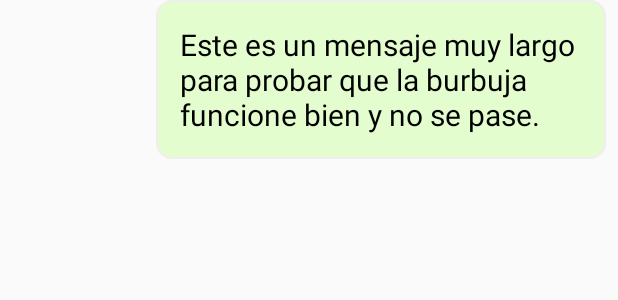
After one commit to haaza23/HeizMessenger, an Android app: the layout chat_to_row.xml on its own in the app's theme, with its tools: preview values and no code run, on a phone screen of 412 x 824 dp. The commit adds this screen. Shown: the top 300 px of the screen. Run offline under Robolectric (Android 15) with nearby library versions, the phone set to English and light mode, and no system bars.

Commit message:
Agregado el diseño de la actividad de chat

```diff
--- a/app/build.gradle
+++ b/app/build.gradle
@@ -3,6 +3,10 @@ apply plugin: 'com.android.application'
 apply plugin: 'kotlin-android'
 
 apply plugin: 'kotlin-android-extensions'
+
+androidExtensions{
+    experimental = true
+}
 
 android {
     compileSdkVersion 29
--- /dev/null
+++ b/app/src/main/res/drawable/rounded_edittext_green.xml
@@ -0,0 +1,8 @@
+<?xml version="1.0" encoding="utf-8"?>
+<shape xmlns:android="http://schemas.android.com/apk/res/android">
+
+    <stroke android:width="1dp" android:color="#EEEEEE"/>
+    <solid android:color="#E4FDCF"/>
+    <corners android:radius="10dp"/>
+
+</shape>
--- /dev/null
+++ b/app/src/main/res/layout/chat_to_row.xml
@@ -0,0 +1,25 @@
+<?xml version="1.0" encoding="utf-8"?>
+<androidx.constraintlayout.widget.ConstraintLayout xmlns:android="http://schemas.android.com/apk/res/android"
+    xmlns:app="http://schemas.android.com/apk/res-auto"
+    xmlns:tools="http://schemas.android.com/tools"
+    android:orientation="vertical" android:layout_width="match_parent"
+    android:layout_height="wrap_content"
+    android:layout_marginBottom="8dp">
+
+    <TextView
+        android:id="@+id/txtUsername"
+        android:layout_width="wrap_content"
+        android:layout_height="wrap_content"
+        android:layout_marginStart="104dp"
+        android:background="@drawable/rounded_edittext_green"
+        android:maxWidth="300dp"
+        android:padding="16dp"
+        android:text="Este es un mensaje muy largo para probar que la burbuja funcione bien y no se pase."
+        android:textColor="@color/Black"
+        android:textSize="20sp"
+        app:layout_constraintBottom_toBottomOf="parent"
+        app:layout_constraintStart_toStartOf="parent"
+        app:layout_constraintTop_toTopOf="parent"
+        app:layout_constraintVertical_bias="1.0" />
+
+</androidx.constraintlayout.widget.ConstraintLayout>
```
Also changed, not shown: app/src/main/java/com/heiztechno/heizmessenger/ChatActivity.kt (+15 -1 lines), app/src/main/java/com/heiztechno/heizmessenger/ChatFromItem.kt (added, +14 -0 lines), app/src/main/java/com/heiztechno/heizmessenger/ChatToItem.kt (added, +14 -0 lines), app/src/main/java/com/heiztechno/heizmessenger/NewMessageActivity.kt (+8 -0 lines), app/src/main/java/com/heiztechno/heizmessenger/User.kt (+6 -2 lines), app/src/main/res/drawable/rounded_button_chat.xml (added, +7 -0 lines), app/src/main/res/layout/activity_chat.xml (+36 -0 lines), app/src/main/res/layout/activity_login.xml (+4 -4 lines), app/src/main/res/layout/chat_from_row.xml (added, +24 -0 lines).
